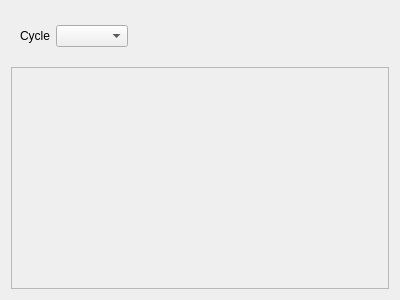
openeuler-mirror/ks-scmc-gui, file src/common/monitor-dialog.ui: the form before one commit.
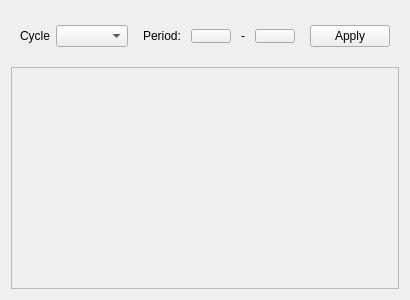
The form after the commit. Custom widgets are drawn as their Qt base class.

Commit message:
fix(*):add date picker function
- 添加时间选择功能

What changed in the file:
```diff
--- a/src/common/monitor-dialog.ui
+++ b/src/common/monitor-dialog.ui
@@ -39,6 +39,50 @@
       <item>
        <widget class="QComboBox" name="cb_select_cycle"/>
       </item>
+      <item>
+       <widget class="QWidget" name="widget_date_selete" native="true">
+        <layout class="QHBoxLayout" name="horizontalLayout_2">
+         <property name="spacing">
+          <number>10</number>
+         </property>
+         <item>
+          <widget class="QLabel" name="label_2">
+           <property name="text">
+            <string>Period:</string>
+           </property>
+          </widget>
+         </item>
+         <item>
+          <widget class="DatePickButton" name="btn_start">
+           <property name="text">
+            <string/>
+           </property>
+          </widget>
+         </item>
+         <item>
+          <widget class="QLabel" name="label_3">
+           <property name="text">
+            <string>-</string>
+           </property>
+          </widget>
+         </item>
+         <item>
+          <widget class="DatePickButton" name="btn_end">
+           <property name="text">
+            <string/>
+           </property>
+          </widget>
+         </item>
+        </layout>
+       </widget>
+      </item>
+      <item>
+       <widget class="QPushButton" name="btn_apply">
+        <property name="text">
+         <string>Apply</string>
+        </property>
+       </widget>
+      </item>
       <item>
        <spacer name="horizontalSpacer">
         <property name="orientation">
@@ -46,7 +90,7 @@
         </property>
         <property name="sizeHint" stdset="0">
          <size>
-          <width>247</width>
+          <width>40</width>
           <height>20</height>
          </size>
         </property>
@@ -95,6 +139,13 @@
    </item>
   </layout>
  </widget>
+ <customwidgets>
+  <customwidget>
+   <class>DatePickButton</class>
+   <extends>QPushButton</extends>
+   <header location="global">common/date-picker/date-pick-button.h</header>
+  </customwidget>
+ </customwidgets>
  <resources/>
  <connections/>
 </ui>
```
The commit also changes 12 other files.
